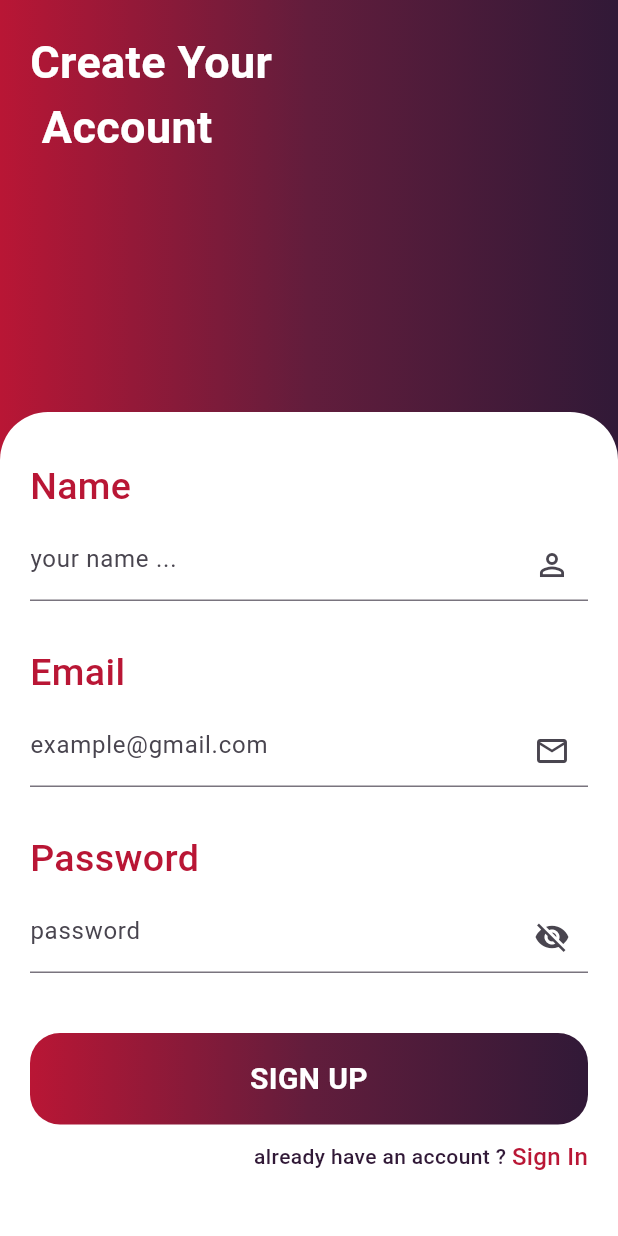
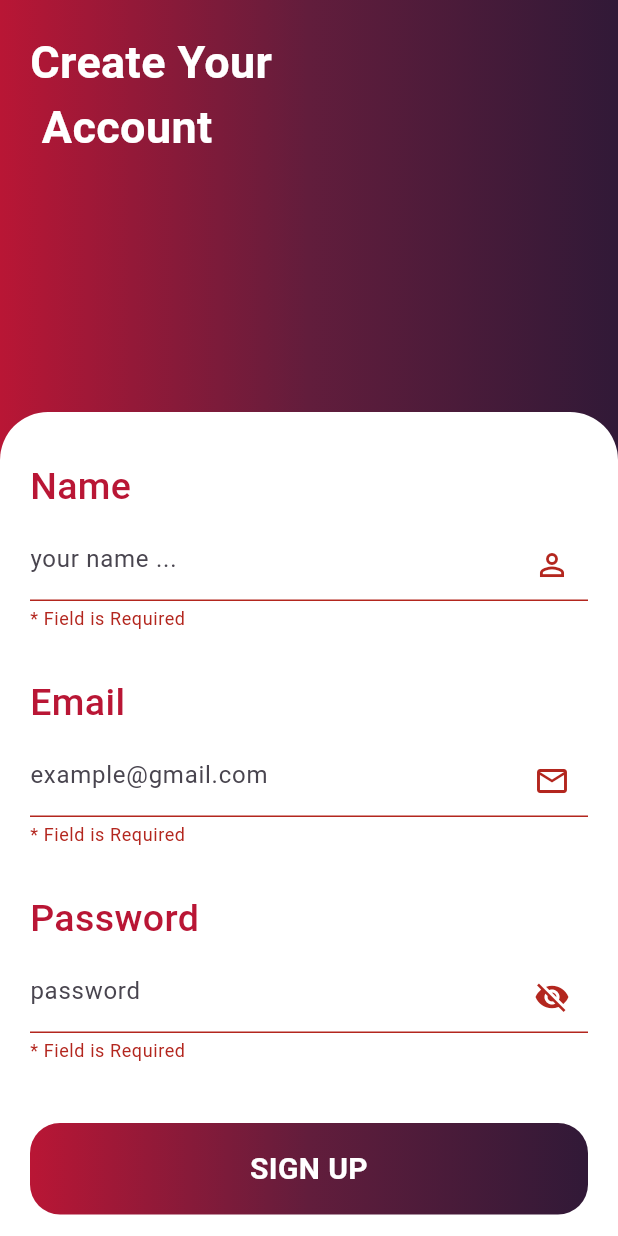
Before and after one commit to As-tra/barber_app, a Flutter app: the RegisterView screen opened by its route, after a tap on "SIGN UP", on a phone screen of 412 x 824 dp. Run offline on Flutter 3.47's test engine with Material 3 defaults, Android fonts, the phone set to English and light mode, and no system bars; drawn by our look-alikes of modal_progress_hud_nsn; our stand-ins replace device_preview, firebase_auth, firebase_core, flutter_bloc, go_router; missing offline and left inert: bottom_picker; accounts and stored records are empty.

Commit message:
create the auth bloc

```diff
--- /dev/null
+++ b/lib/bloc/Auth_bloc/auth_event.dart
@@ -0,0 +1,11 @@
+part of 'auth_bloc.dart';
+
+sealed class AuthEvent {}
+
+final class LoginEvent extends AuthEvent {
+  final String email, password;
+
+  LoginEvent({required this.email, required this.password});
+}
+
+final class RegisterEvent extends AuthEvent {}
--- /dev/null
+++ b/lib/bloc/Auth_bloc/auth_state.dart
@@ -0,0 +1,22 @@
+part of 'auth_bloc.dart';
+
+sealed class AuthState {}
+
+final class AuthInitial extends AuthState {}
+
+final class AuthLoading extends AuthState {}
+
+final class LoginSuccess extends AuthState {}
+
+final class LoginFailure extends AuthState {
+  final String errorMessage;
+  LoginFailure({required this.errorMessage});
+}
+
+
+final class RegisterSuccess extends AuthState {}
+
+final class RegisterFailure extends AuthState {
+  final String errorMessage;
+  RegisterFailure({required this.errorMessage});
+}
--- a/lib/utils/app_router.dart
+++ b/lib/utils/app_router.dart
@@ -13,7 +13,10 @@ abstract class AppRouter {
   static const kRegisterView = '/Register_view';
   static final router = GoRouter(
     routes: [
-
+      GoRoute(
+        path: '/',
+        builder: (context, state) => const RegisterView(),
+      ),
       GoRoute(
         path: '/',
         builder: (context, state) => const OnboardingView(),
@@ -28,13 +31,9 @@ abstract class AppRouter {
           serviceModel: state.extra as ServiceModel,
         ),
       ),
-        GoRoute(
+      GoRoute(
         path: kLoginView,
         builder: (context, state) => const LoginView(),
-      ),
-      GoRoute(
-        path: kRegisterView,
-        builder: (context, state) => const RegisterView(),
       ),
     ],
   );
--- a/lib/views/widgets/custom_button.dart
+++ b/lib/views/widgets/custom_button.dart
@@ -5,7 +5,8 @@ class CustomButton extends StatelessWidget {
   const CustomButton({
     super.key,
     required this.text,
-    required this.ontap, this.gradient,
+    required this.ontap,
+    this.gradient,
   });
   final String text;
   final VoidCallback ontap;
@@ -19,7 +20,7 @@ class CustomButton extends StatelessWidget {
         padding: const EdgeInsets.symmetric(horizontal: 20, vertical: 16),
         constraints: const BoxConstraints(minWidth: double.infinity),
         decoration: BoxDecoration(
-          color:gradient == null ? kPrimary : null,
+          color: gradient == null ? kPrimary : null,
           borderRadius: BorderRadius.circular(20),
           gradient: gradient,
         ),
--- a/lib/views/widgets/custom_form.dart
+++ b/lib/views/widgets/custom_form.dart
@@ -11,7 +11,7 @@ class CustomForm extends StatelessWidget {
   Widget build(BuildContext context) {
     return Container(
       height: MediaQuery.sizeOf(context).height * 2 / 3,
-      padding: const EdgeInsets.symmetric(horizontal: 20, vertical: 32),
+      padding: const EdgeInsets.only(left: 20, right: 20, top: 32),
       decoration: _buildDecoration(),
       child: formBody,
     );
--- a/lib/views/widgets/custom_form_text_field.dart
+++ b/lib/views/widgets/custom_form_text_field.dart
@@ -2,13 +2,24 @@ import 'package:flutter/material.dart';
 
 class CustomFormTextField extends StatelessWidget {
   const CustomFormTextField(
-      {super.key, required this.hintText, required this.iconData});
+      {super.key,
+      required this.hintText,
+      required this.iconData,
+      required this.controller});
   final String hintText;
   final IconData iconData;
+  final TextEditingController controller;
 
   @override
   Widget build(BuildContext context) {
-    return TextField(
+    return TextFormField(
+      validator: (value) {
+        if (value == null || value.trim().isEmpty) {
+          return '* Field is Required';
+        }
+        return null;
+      },
+      controller: controller,
       decoration: InputDecoration(
         hintText: hintText,
         suffixIcon: Icon(
--- a/lib/views/widgets/custom_password_field.dart
+++ b/lib/views/widgets/custom_password_field.dart
@@ -1,7 +1,8 @@
 import 'package:flutter/material.dart';
 
 class CustomPasswordField extends StatefulWidget {
-  const CustomPasswordField({super.key});
+  const CustomPasswordField({super.key, required this.controller});
+  final TextEditingController controller;
 
   @override
   State<CustomPasswordField> createState() => _CustomPasswordFieldState();
@@ -11,7 +12,14 @@ class _CustomPasswordFieldState extends State<CustomPasswordField> {
   bool showPassword = false;
   @override
   Widget build(BuildContext context) {
-    return TextField(
+    return TextFormField(
+      validator: (value) {
+        if (value == null || value.trim().isEmpty) {
+          return '* Field is Required';
+        }
+        return null;
+      },
+      controller: widget.controller,
       obscureText: !showPassword,
       decoration: InputDecoration(
         hintText: 'password',
--- a/lib/views/widgets/custom_register_form_body.dart
+++ b/lib/views/widgets/custom_register_form_body.dart
@@ -1,47 +1,97 @@
+import 'dart:developer';
+
+import 'package:barber_app/bloc/Auth_bloc/auth_bloc.dart';
 import 'package:barber_app/constants.dart';
+import 'package:barber_app/utils/app_router.dart';
 import 'package:barber_app/views/widgets/custom_button.dart';
 import 'package:barber_app/views/widgets/custom_form_label.dart';
 import 'package:barber_app/views/widgets/custom_form_text_field.dart';
 import 'package:barber_app/views/widgets/custom_password_field.dart';
 import 'package:flutter/material.dart';
+import 'package:flutter_bloc/flutter_bloc.dart';
+import 'package:go_router/go_router.dart';
+import 'package:modal_progress_hud_nsn/modal_progress_hud_nsn.dart';
 
-class CustomRegisterFormBody extends StatelessWidget {
+class CustomRegisterFormBody extends StatefulWidget {
   const CustomRegisterFormBody({
     super.key,
   });
 
   @override
+  State<CustomRegisterFormBody> createState() => _CustomRegisterFormBodyState();
+}
+
+class _CustomRegisterFormBodyState extends State<CustomRegisterFormBody> {
+  final TextEditingController nameController = TextEditingController();
+  final TextEditingController emailController = TextEditingController();
+  final TextEditingController passwordController = TextEditingController();
+  bool isLoading = false;
+  final formKey = GlobalKey<FormState>();
+  @override
   Widget build(BuildContext context) {
-    return Column(
+    return BlocConsumer<AuthBloc, AuthState>(
+      listener: (context, state) {
+        if (state is RegisterSuccess) {
+          GoRouter.of(context).push(AppRouter.kHomeView);
+        } else if (state is RegisterFailure) {
+          log(state.errorMessage);
+        }
+        isLoading = state is AuthLoading;
+      },
+      builder: (context, state) {
+        return ModalProgressHUD(
+          inAsyncCall: isLoading,
+          child: Form(
+            key: formKey,
+            child: SingleChildScrollView(
+              child: Column(
                 crossAxisAlignment: CrossAxisAlignment.end,
                 children: [
                   const CustomFormLabel(text: 'Name'),
                   const SizedBox(height: 10),
-        const CustomFormTextField(
+                  CustomFormTextField(
                     hintText: 'your name ...',
                     iconData: Icons.person_outline,
+                    controller: nameController,
                   ),
                   const SizedBox(height: 30),
                   const CustomFormLabel(text: 'Email'),
                   const SizedBox(height: 10),
-        const CustomFormTextField(
+                  CustomFormTextField(
                     hintText: 'example@gmail.com',
                     iconData: Icons.email_outlined,
+                    controller: emailController,
                   ),
                   const SizedBox(height: 30),
                   const CustomFormLabel(text: 'Password'),
                   const SizedBox(height: 10),
-        const CustomPasswordField(),
+                  CustomPasswordField(
+                    controller: passwordController,
+                  ),
                   const SizedBox(height: 40),
                   CustomButton(
                     text: 'SIGN UP',
-          ontap: () {},
+                    ontap: () {
+                      if (formKey.currentState!.validate()) {
+                        BlocProvider.of<AuthBloc>(context).add(
+                          LoginEvent(
+                            email: emailController.text,
+                            password: passwordController.text,
+                          ),
+                        );
+                      }
+                    },
                     gradient: kgradient,
                   ),
                   const SizedBox(height: 10),
                   _buildSignUpLink(context),
-        const Spacer(),
+                  const SizedBox(height: 30),
                 ],
+              ),
+            ),
+          ),
+        );
+      },
     );
   }
 
--- a/lib/views/widgets/register_view_body.dart
+++ b/lib/views/widgets/register_view_body.dart
@@ -1,22 +1,27 @@
+import 'package:barber_app/bloc/Auth_bloc/auth_bloc.dart';
 import 'package:barber_app/views/widgets/custom_auth_bg.dart';
 import 'package:barber_app/views/widgets/custom_form.dart';
 import 'package:barber_app/views/widgets/custom_register_form_body.dart';
 import 'package:flutter/material.dart';
+import 'package:flutter_bloc/flutter_bloc.dart';
 
 class RegisterViewBody extends StatelessWidget {
   const RegisterViewBody({super.key});
 
   @override
   Widget build(BuildContext context) {
-    return const Stack(
+    return  Stack(
       children: [
-        CustomAuthBg(
+        const CustomAuthBg(
           title: 'Create Your \n Account',
         ),
         Align(
           alignment: Alignment.bottomCenter,
           child: CustomForm(
-            formBody: CustomRegisterFormBody(),
+            formBody: BlocProvider(
+              create: (context) => AuthBloc(),
+              child: const CustomRegisterFormBody(),
+            ),
           ),
         ),
       ],
--- a/pubspec.yaml
+++ b/pubspec.yaml
@@ -37,7 +37,9 @@ dependencies:
   fl_chart: ^0.68.0
   flutter:
     sdk: flutter
+  flutter_bloc: ^8.1.6
   go_router: ^14.2.3
+  modal_progress_hud_nsn: ^0.5.1
 
 dev_dependencies:
   flutter_lints: ^3.0.0
```
Also changed, not shown: lib/bloc/Auth_bloc/auth_bloc.dart (added, +26 -0 lines), lib/views/widgets/custom_login_form_body.dart (+20 -5 lines), pubspec.lock. Lines whose indentation alone changed are shown as unchanged.
